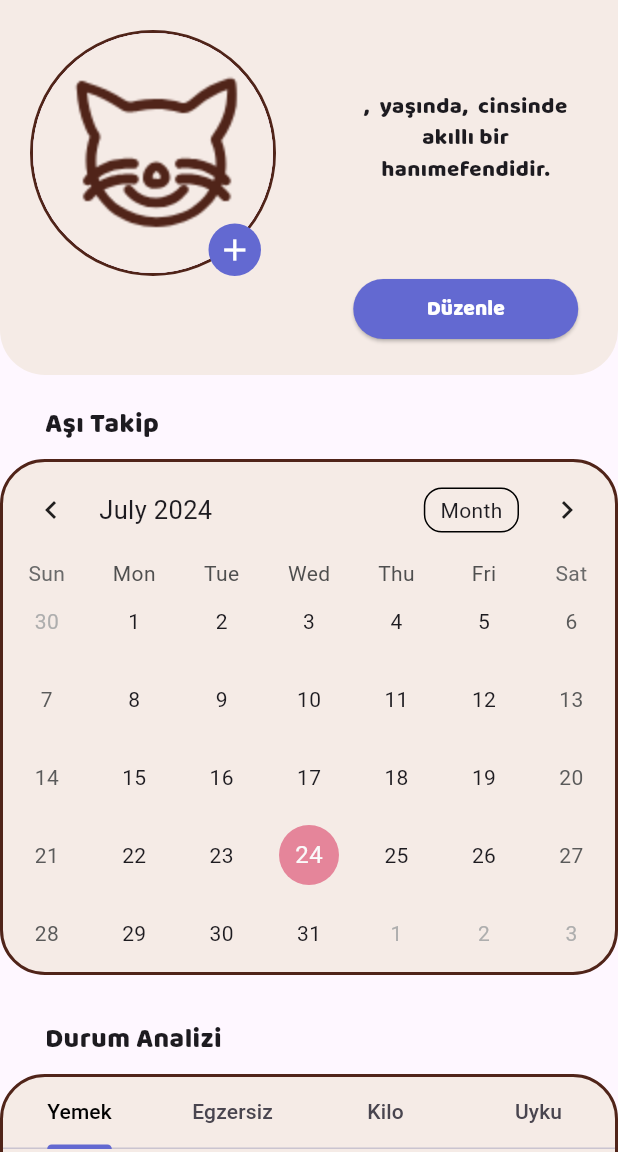
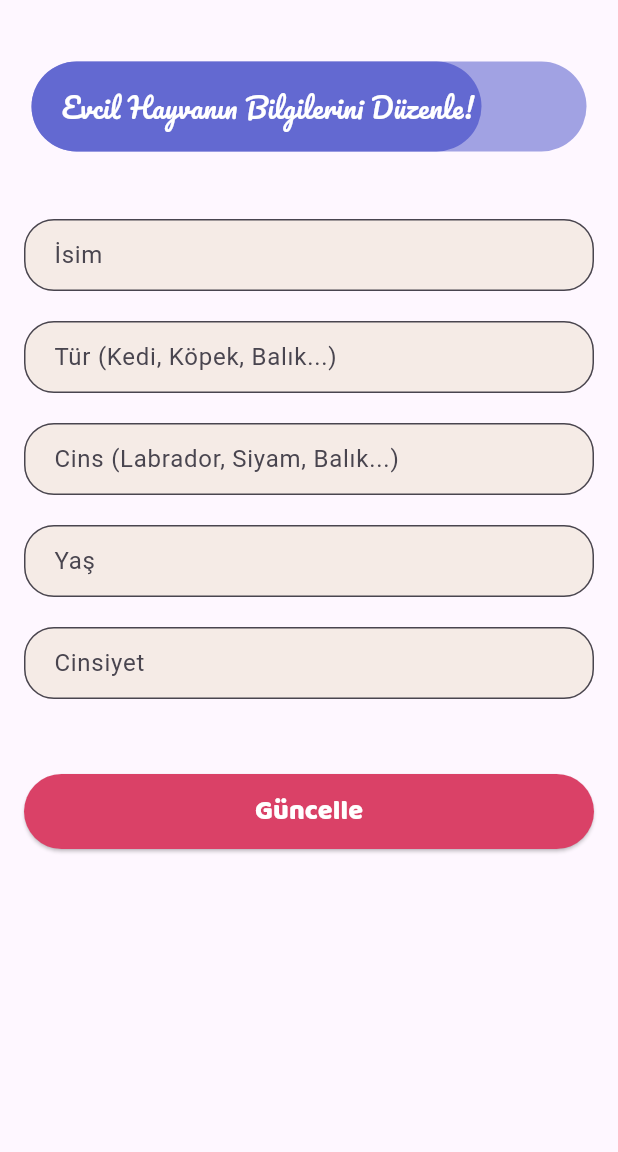
Before and after one commit to Dsoylular/bootcampGoogle, a Flutter app: the PetPage screen opened directly with empty values, after a tap on "Düzenle", on a phone screen of 412 x 824 dp, the part 84-1236 px from its top. Run offline on Flutter 3.47's test engine with Material 3 defaults, Android fonts, the phone set to English and light mode, and no system bars; drawn by our look-alikes of table_calendar; our stand-ins replace cloud_firestore, firebase_auth, firebase_core, firebase_storage, fl_chart, flutter_dotenv and 3 more; accounts and stored records are empty; network calls fail; statements that could not run were skipped.

Commit message:
changePetInfo.dart created. Now you can edit pet info

```diff
--- /dev/null
+++ b/lib/myPetFiles/changePetInfo.dart
@@ -0,0 +1,207 @@
+import 'package:cloud_firestore/cloud_firestore.dart';
+import 'package:firebase_auth/firebase_auth.dart';
+import 'package:flutter/material.dart';
+
+import '../helperFiles/appColors.dart';
+import '../helperFiles/myAppBar.dart';
+
+class ChangePetScreen extends StatefulWidget {
+  final String petID;
+  const ChangePetScreen({super.key, required this.petID});
+
+  @override
+  State<ChangePetScreen> createState() => _ChangePetScreenState();
+}
+
+class _ChangePetScreenState extends State<ChangePetScreen> {
+  final TextEditingController _nameController = TextEditingController();
+  final TextEditingController _speciesController = TextEditingController();
+  final TextEditingController _breedController = TextEditingController();
+  final TextEditingController _ageController = TextEditingController();
+  final TextEditingController _genderController = TextEditingController();
+
+  String get petID => widget.petID;
+
+  @override
+  Widget build(BuildContext context) {
+    return Scaffold(
+      appBar: appBar(context),
+      body: SingleChildScrollView(
+        padding: const EdgeInsets.all(16),
+        child: Column(
+          crossAxisAlignment: CrossAxisAlignment.stretch,
+          children: [
+            SizedBox(height: 20),
+            Padding(
+              padding: const EdgeInsets.all(5),
+              child: Container(
+                height: 60,
+                width: double.infinity,
+                decoration: BoxDecoration(
+                  color: darkBlue.withOpacity(0.6),
+                  borderRadius: const BorderRadius.all(Radius.circular(30)),
+                ),
+                child: Row(
+                  children: [
+                    Container(
+                      width: 300,
+                      height: double.infinity,
+                      decoration: BoxDecoration(
+                        color: darkBlue,
+                        borderRadius: const BorderRadius.all(Radius.circular(30)),
+                      ),
+                      child: const Row(
+                        children: [
+                          SizedBox(width: 20),
+                          Text(
+                            "Evcil Hayvanın Bilgilerini Düzenle!",
+                            style: TextStyle(
+                              color: Colors.white,
+                              fontFamily: 'Pacifico',
+                              fontSize: 18,
+                            ),
+                          ),
+                        ],
+                      ),
+                    ),
+                  ],
+                ),
+              ),
+            ),
+            const SizedBox(height: 20),
+            const SizedBox(height: 20.0),
+            TextField(
+              controller: _nameController,
+              decoration: InputDecoration(
+                hintText: 'İsim',
+                border: OutlineInputBorder(
+                  borderRadius: BorderRadius.circular(20.0),
+                  borderSide: BorderSide(color: brown, width: 2.0),
+                ),
+                filled: true,
+                fillColor: cream,
+                contentPadding: const EdgeInsets.symmetric(horizontal: 16.0),
+              ),
+              maxLines: null,
+            ),
+            const SizedBox(height: 20),
+            TextField(
+              controller: _speciesController,
+              decoration: InputDecoration(
+                hintText: 'Tür (Kedi, Köpek, Balık...)',
+                border: OutlineInputBorder(
+                  borderRadius: BorderRadius.circular(20.0),
+                  borderSide: BorderSide(color: brown, width: 2.0),
+                ),
+                filled: true,
+                fillColor: cream,
+                contentPadding: const EdgeInsets.symmetric(horizontal: 16.0),
+              ),
+              maxLines: null,
+            ),
+            const SizedBox(height: 20.0),
+            TextField(
+              controller: _breedController,
+              decoration: InputDecoration(
+                hintText: 'Cins (Labrador, Siyam, Balık...)',
+                border: OutlineInputBorder(
+                  borderRadius: BorderRadius.circular(20.0),
+                  borderSide: BorderSide(color: brown, width: 2.0),
+                ),
+                filled: true,
+                fillColor: cream,
+                contentPadding: const EdgeInsets.symmetric(horizontal: 16.0),
+              ),
+              maxLines: null,
+            ),
+            const SizedBox(height: 20.0),
+            TextField(
+              controller: _ageController,
+              decoration: InputDecoration(
+                hintText: 'Yaş',
+                border: OutlineInputBorder(
+                  borderRadius: BorderRadius.circular(20.0),
+                  borderSide: BorderSide(color: brown, width: 2.0),
+                ),
+                filled: true,
+                fillColor: cream,
+                contentPadding: const EdgeInsets.symmetric(horizontal: 16.0),
+              ),
+              maxLines: null,
+            ),
+            const SizedBox(height: 20.0),
+            TextField(
+              controller: _genderController,
+              decoration: InputDecoration(
+                hintText: 'Cinsiyet',
+                border: OutlineInputBorder(
+                  borderRadius: BorderRadius.circular(20.0),
+                  borderSide: BorderSide(color: brown, width: 2.0),
+                ),
+                filled: true,
+                fillColor: cream,
+                contentPadding: const EdgeInsets.symmetric(horizontal: 16.0),
+              ),
+              maxLines: null,
+            ),
+            const SizedBox(height: 50),
+            ElevatedButton(
+              onPressed: () async {
+                final FirebaseAuth auth = FirebaseAuth.instance;
+                User? currentUser = auth.currentUser;
+
+                if (currentUser == null) return;
+
+                final petDocRef = FirebaseFirestore.instance
+                    .collection('users')
+                    .doc(currentUser.uid)
+                    .collection('pets')
+                    .doc(petID);
+
+                final petDocSnapshot = await petDocRef.get();
+
+                if (!petDocSnapshot.exists) return;
+
+                final existingData = petDocSnapshot.data() ?? {};
+
+                final updatedData = {
+                  'petName': _nameController.text.isNotEmpty ? _nameController.text : existingData['petName'],
+                  'petSpecies': _speciesController.text.isNotEmpty ? _speciesController.text : existingData['petSpecies'],
+                  'petBreed': _breedController.text.isNotEmpty ? _breedController.text : existingData['petBreed'],
+                  'petAge': _ageController.text.isNotEmpty ? _ageController.text : existingData['petAge'],
+                  'petGender': _genderController.text.isNotEmpty ? _genderController.text : existingData['petGender'],
+                  'timestamp': Timestamp.now(),
+                  'vaccinationDates': existingData['vaccinationDates'] ?? [],
+                  'foodList': existingData['foodList'] ?? [3, 3, 3, 3, 3, 3, 3],
+                  'sleepList': existingData['sleepList'] ?? [3, 3, 3, 3, 3, 3, 3],
+                  'weightList': existingData['weightList'] ?? [3, 3, 3, 3, 3, 3, 3],
+                  'exerciseList': existingData['exerciseList'] ?? [3, 3, 3, 3, 3, 3, 3],
+                };
+
+                await petDocRef.update(updatedData);
+
+                Navigator.pop(context);
+                Navigator.pop(context);
+              },
+              style: ElevatedButton.styleFrom(
+                backgroundColor: pink,
+                padding: const EdgeInsets.symmetric(vertical: 12.0),
+                shape: RoundedRectangleBorder(
+                  borderRadius: BorderRadius.circular(30.0),
+                ),
+              ),
+              child: const Text(
+                "Güncelle",
+                style: TextStyle(
+                  color: Colors.white,
+                  fontFamily: 'Baloo',
+                  fontSize: 18,
+                ),
+              ),
+            ),
+          ],
+        ),
+      ),
+    );
+  }
+}
--- a/lib/myPetFiles/petPage.dart
+++ b/lib/myPetFiles/petPage.dart
@@ -1,5 +1,6 @@
 import 'package:bootcamp_google/helperFiles/appColors.dart';
 import 'package:bootcamp_google/helperFiles/myAppBar.dart';
+import 'package:bootcamp_google/myPetFiles/changePetInfo.dart';
 import 'package:bootcamp_google/myPetFiles/checkUpPage.dart';
 import 'package:cloud_firestore/cloud_firestore.dart';
 import 'package:firebase_auth/firebase_auth.dart';
@@ -262,6 +263,10 @@ class _PetPageState extends State<PetPage> with SingleTickerProviderStateMixin {
                         const Spacer(),
                         ElevatedButton(
                           onPressed: () {
+                            Navigator.push(
+                                context,
+                                MaterialPageRoute(builder: (context) => ChangePetScreen(petID: petID))
+                            );
                             print("Profile Page");
                           },
                           style: ElevatedButton.styleFrom(
@@ -291,7 +296,6 @@ class _PetPageState extends State<PetPage> with SingleTickerProviderStateMixin {
                 Text(
                   "Aşı Takip",
                   style: TextStyle(
-                    // fontWeight: FontWeight.bold,
                       fontFamily: 'Baloo',
                       fontSize: 18
                   ),
```
